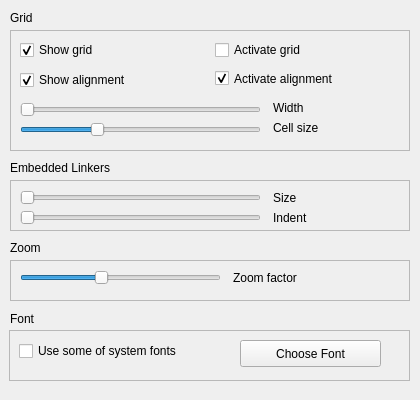
This is qrgui/dialogs/preferencesPages/editorPage.ui in qreal/qreal as Qt 5 draws it before an edit. The edited form follows.
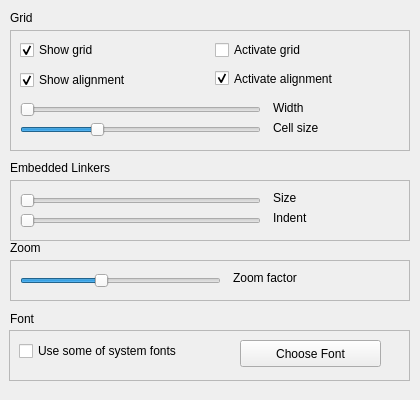
This is the edited form.

Patch:
```diff
--- a/qrgui/dialogs/preferencesPages/editorPage.ui
+++ b/qrgui/dialogs/preferencesPages/editorPage.ui
@@ -16,7 +16,7 @@
      <x>10</x>
      <y>180</y>
      <width>400</width>
-     <height>51</height>
+     <height>61</height>
     </rect>
    </property>
    <property name="frameShape">
@@ -31,7 +31,7 @@
       <x>10</x>
       <y>10</y>
       <width>241</width>
-      <height>16</height>
+      <height>21</height>
      </rect>
     </property>
     <property name="minimum">
@@ -63,7 +63,7 @@
       <x>10</x>
       <y>30</y>
       <width>241</width>
-      <height>16</height>
+      <height>21</height>
      </rect>
     </property>
     <property name="minimum">
@@ -333,7 +333,7 @@
       <x>10</x>
       <y>10</y>
       <width>201</width>
-      <height>16</height>
+      <height>21</height>
      </rect>
     </property>
     <property name="minimum">
```
